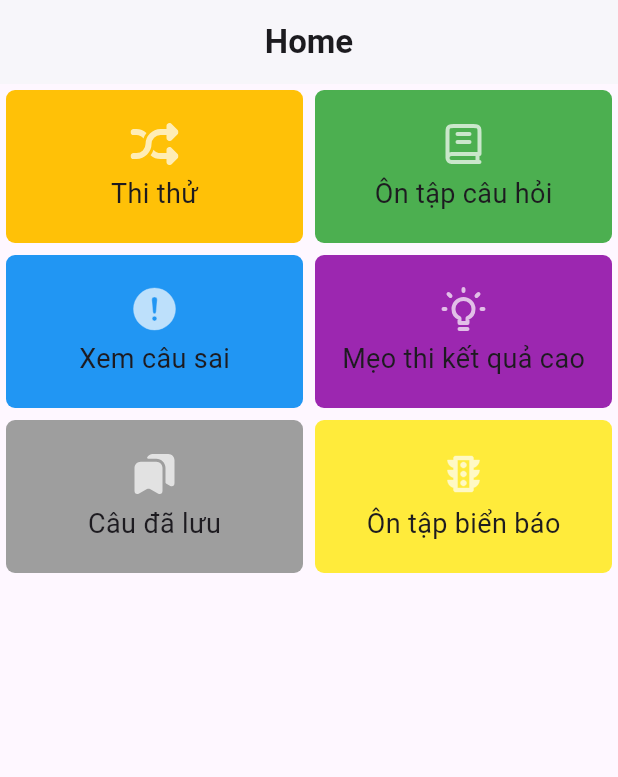
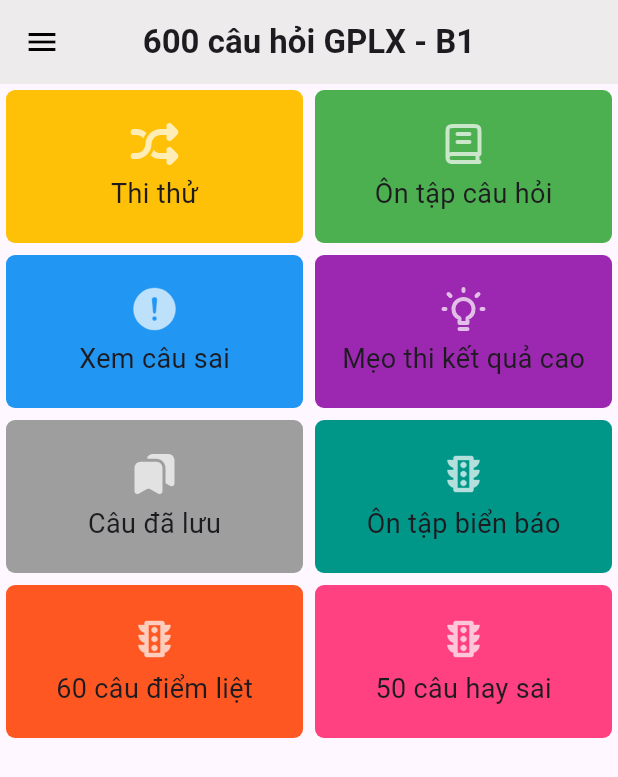
Before and after one commit to truongphat411/gplx_600_cau, a Flutter app: the screen it shows after launch, on a phone screen of 412 x 824 dp. Shown: the top 777 px of the screen. Run offline on Flutter 3.47's test engine with Material 3 defaults, Android fonts, the phone set to English and light mode, and no system bars; our stand-ins replace dartz, equatable, flutter_bloc, flutter_easyloading, flutter_svg, freezed_annotation and 5 more; accounts and stored records are empty; network calls fail.

```diff
--- a/lib/core/routes/route_path.dart
+++ b/lib/core/routes/route_path.dart
@@ -4,7 +4,7 @@ class $RouterPath {
   static const home = '/home';
   static const license = '/license';
   static const mockTest = '/mock-test';
-  static const reviewQuestions = '/review-questions';
+  static const reviewQuestions = '/review-questions/:isQuestionDie';
   static const frequentMistakes = '/frequent-mistakes';
   static const memoryTips = '/memory-tips';
   static const savedQuestion = '/saved-question';
--- a/lib/features/domain/repositories/zquestion_repository/zquestion_repository.dart
+++ b/lib/features/domain/repositories/zquestion_repository/zquestion_repository.dart
@@ -5,4 +5,5 @@ import 'package:gplx_600_cau/features/data/models/zquestion/zquestion.dart';
 
 abstract class ZQuestionRepository {
   Future<Either<Failure, List<ZQuestion>>> getAllQuestions();
+  Future<Either<Failure, List<ZQuestion>>> getTop60CriticalQuestions();
 }
--- /dev/null
+++ b/lib/features/presentation/components/banner_ads_widget.dart
@@ -0,0 +1,71 @@
+import 'package:flutter/widgets.dart';
+import 'package:google_mobile_ads/google_mobile_ads.dart';
+
+class BannerAdsWidget extends StatefulWidget {
+  final AdSize adSize;
+  final String adUnitId = 'ca-app-pub-3940256099942544/6300978111';
+
+  const BannerAdsWidget({
+    super.key,
+    this.adSize = AdSize.banner,
+  });
+
+  @override
+  State<BannerAdsWidget> createState() => _BannerAdsWidgetState();
+}
+
+class _BannerAdsWidgetState extends State<BannerAdsWidget> {
+  /// The banner ad to show. This is `null` until the ad is actually loaded.
+  BannerAd? _bannerAd;
+
+  @override
+  Widget build(BuildContext context) {
+    return SizedBox(
+      width: widget.adSize.width.toDouble(),
+      height: widget.adSize.height.toDouble(),
+      child: _bannerAd == null
+          // Nothing to render yet.
+          ? const SizedBox()
+          // The actual ad.
+          : AdWidget(ad: _bannerAd!),
+    );
+  }
+
+  @override
+  void initState() {
+    super.initState();
+    _loadAd();
+  }
+
+  @override
+  void dispose() {
+    _bannerAd?.dispose();
+    super.dispose();
+  }
+
+  void _loadAd() {
+    final bannerAd = BannerAd(
+      size: widget.adSize,
+      adUnitId: widget.adUnitId,
+      request: const AdRequest(),
+      listener: BannerAdListener(
+        onAdLoaded: (ad) {
+          if (!mounted) {
+            ad.dispose();
+            return;
+          }
+          debugPrint('BannerAd loaded');
+          setState(() {
+            _bannerAd = ad as BannerAd;
+          });
+        },
+        onAdFailedToLoad: (ad, error) {
+          debugPrint('BannerAd failed to load: $error');
+          ad.dispose();
+        },
+      ),
+    );
+
+    bannerAd.load();
+  }
+}
--- a/lib/features/presentation/components/common_app_bar.dart
+++ b/lib/features/presentation/components/common_app_bar.dart
@@ -32,7 +32,7 @@ class CommonAppBar extends StatelessWidget implements PreferredSizeWidget {
   Widget build(BuildContext context) {
     final appColors = Theme.of(context).appColors;
     return AppBar(
-      backgroundColor: appColors.baseWhite,
+      backgroundColor: appColors.backgroundPrimary,
       elevation: elevation,
       shadowColor: shadowColor,
       leadingWidth: leadingWidth,
--- a/lib/features/presentation/ui/home/home_screen.dart
+++ b/lib/features/presentation/ui/home/home_screen.dart
@@ -2,8 +2,10 @@ import 'package:collection/collection.dart';
 import 'package:flutter/material.dart';
 import 'package:flutter_svg/svg.dart';
 import 'package:go_router/go_router.dart';
+import 'package:google_mobile_ads/google_mobile_ads.dart';
 import 'package:gplx_600_cau/core/extension/theme_data_extension.dart';
 import 'package:gplx_600_cau/core/gen/assets.gen.dart';
+import 'package:gplx_600_cau/features/presentation/components/banner_ads_widget.dart';
 import 'package:gplx_600_cau/features/presentation/components/common_app_bar.dart';
 import 'package:gplx_600_cau/features/presentation/ui/home/models/item_home.dart';
 
@@ -32,7 +34,7 @@ class _HomeScreenState extends State<HomeScreen> {
         title: 'Ôn tập câu hỏi',
         icon: Assets.images.icExamBySet,
         color: Colors.green,
-        navigationPath: '/review-questions',
+        navigationPath: '/review-questions/false',
       ),
       ItemHome(
         title: 'Xem câu sai',
@@ -55,14 +57,36 @@ class _HomeScreenState extends State<HomeScreen> {
       ItemHome(
         title: 'Ôn tập biển báo',
         icon: Assets.images.icTrafficSigns,
-        color: Colors.yellow,
+        color: Colors.teal,
+        navigationPath: '/traffic-signs',
+      ),
+      ItemHome(
+        title: '60 câu điểm liệt',
+        icon: Assets.images.icTrafficSigns,
+        color: Colors.deepOrange,
+        navigationPath: '/review-questions/true',
+      ),
+      ItemHome(
+        title: '50 câu hay sai',
+        icon: Assets.images.icTrafficSigns,
+        color: Colors.pinkAccent,
         navigationPath: '/traffic-signs',
       )
     ];
     return Scaffold(
       appBar: CommonAppBar(
+        leading: Builder(
+          builder: (context) {
+            return IconButton(
+              icon: const Icon(Icons.menu),
+              onPressed: () {
+                Scaffold.of(context).openDrawer();
+              },
+            );
+          },
+        ),
         title: Text(
-          'Home',
+          '600 câu hỏi GPLX - B1',
           style: TextStyle(
             color: appColors.textPrimary,
             fontWeight: FontWeight.w700,
@@ -70,13 +94,40 @@ class _HomeScreenState extends State<HomeScreen> {
         ),
         elevation: 1,
       ),
-      body: SingleChildScrollView(
-        child: Column(
-          children: [
-            _HomeMenuItems(
-              list: mockDataHomeMenuItems.slices(2).toList(),
-            )
+      drawer: Drawer(
+        child: ListView(
+          padding: EdgeInsets.zero,
+          children: <Widget>[
+            const DrawerHeader(
+              decoration: BoxDecoration(
+                color: Colors.amber,
+              ),
+              child: Text(
+                'Menu',
+                style: TextStyle(
+                  color: Colors.white,
+                  fontSize: 24,
+                ),
+              ),
+            ),
+            ListTile(
+              leading: const Icon(Icons.home),
+              title: const Text('Home'),
+              onTap: () {
+                Navigator.pop(context); // Close the drawer
+              },
+            ),
+            // Add more drawer items here
           ],
+        ),
+      ),
+      body: _HomeMenuItems(
+        list: mockDataHomeMenuItems.slices(2).toList(),
+      ),
+      bottomNavigationBar: const BannerAdsWidget(
+        adSize: AdSize(
+          width: 320,
+          height: 50,
         ),
       ),
     );
--- a/lib/features/presentation/ui/review_questions/blocs/review_questions_bloc/review_questions_event.dart
+++ b/lib/features/presentation/ui/review_questions/blocs/review_questions_bloc/review_questions_event.dart
@@ -4,4 +4,6 @@ part of 'review_questions_bloc.dart';
 class ReviewQuestionsEvent with _$ReviewQuestionsEvent {
   const factory ReviewQuestionsEvent.getAllQuestions() =
       ReviewQuestionsEventGetZLicense;
+  const factory ReviewQuestionsEvent.getTop60CriticalQuestions() =
+      ReviewQuestionsEventGetTop60CriticalQuestions;
 }
--- a/lib/features/presentation/ui/review_questions/widgets/question_controls.dart
+++ b/lib/features/presentation/ui/review_questions/widgets/question_controls.dart
@@ -4,9 +4,11 @@ class QuestionControls extends StatelessWidget {
   const QuestionControls({
     super.key,
     required this.pageTotal,
+    this.isQuestionDie = false,
   });
 
   final int pageTotal;
+  final bool isQuestionDie;
 
   @override
   Widget build(BuildContext context) {
--- a/lib/features/presentation/ui/review_questions/widgets/question_detail_screen.dart
+++ b/lib/features/presentation/ui/review_questions/widgets/question_detail_screen.dart
@@ -30,7 +30,7 @@ class _QuestionDetailScreenState extends State<_QuestionDetailScreen> {
               children: [
                 Expanded(
                   child: Text(
-                    '${ques.ZQUESTIONCONTENT}',
+                    '${ques.Z_PK}.${ques.ZQUESTIONCONTENT}',
                     style: const TextStyle(
                       fontWeight: FontWeight.w500,
                       color: Colors.black,
--- a/lib/features/presentation/ui/review_questions/widgets/question_screen.dart
+++ b/lib/features/presentation/ui/review_questions/widgets/question_screen.dart
@@ -3,9 +3,11 @@ part of '../review_questions_screen.dart';
 class _QuestionScreen extends StatefulWidget {
   const _QuestionScreen({
     required this.questions,
+    this.isQuestionDie = false,
   });
 
   final List<ZQuestion> questions;
+  final bool isQuestionDie;
 
   @override
   State<_QuestionScreen> createState() => _QuestionScreenState();
--- a/lib/main.dart
+++ b/lib/main.dart
@@ -2,12 +2,14 @@ import 'dart:async';
 
 import 'package:flutter/material.dart';
 import 'package:flutter_easyloading/flutter_easyloading.dart';
+import 'package:google_mobile_ads/google_mobile_ads.dart';
 import 'package:gplx_600_cau/di.dart';
 import 'package:gplx_600_cau/features/app/app.dart';
 
 Future<void> main() async {
   await runZonedGuarded(() async {
     WidgetsFlutterBinding.ensureInitialized();
+    unawaited(MobileAds.instance.initialize());
     configureDependencies();
     runApp(
       const App(),
--- a/pubspec.yaml
+++ b/pubspec.yaml
@@ -30,6 +30,7 @@ dependencies:
   dartz: ^0.10.1
   gap: ^3.0.1
   flutter_svg: ^2.0.10+1
+  google_mobile_ads: ^5.1.0
 
 dev_dependencies:
   build_runner: ^2.4.9
```
Also changed, not shown: lib/core/routes/router.dart (+10 -5 lines), lib/features/data/data_sources/local/zquestion_data_source/zquestion_data_source.dart (+19 -1 lines), lib/features/data/repositories/zquestion_repository_impl.dart (+10 -0 lines), lib/features/domain/use_cases/zquestion_use_case.dart/zquestion_use_case.dart (+12 -2 lines), lib/features/presentation/ui/review_questions/blocs/review_questions_bloc/review_questions_bloc.dart (+11 -0 lines), lib/features/presentation/ui/review_questions/review_questions_screen.dart (+22 -2 lines), lib/core/routes/router.g.dart, lib/features/presentation/ui/review_questions/blocs/review_questions_bloc/review_questions_bloc.freezed.dart, pubspec.lock, 2 other files.
